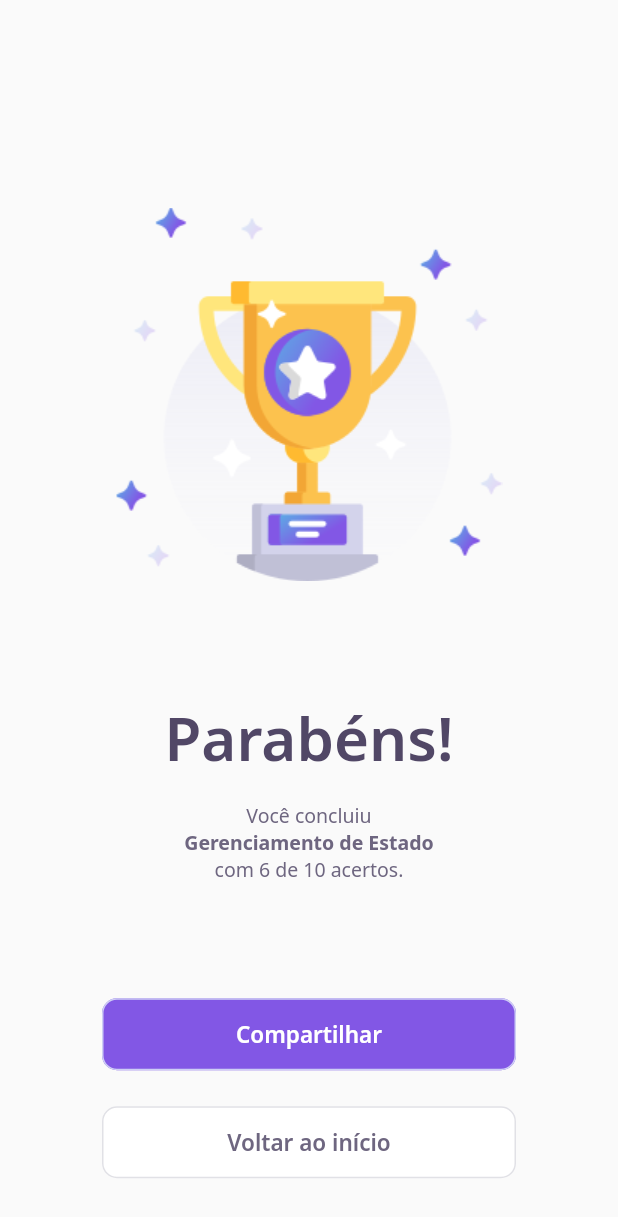
After one commit to Flaviohmm/DevQuiz-Flutter, a Flutter app: the ResultPage screen opened directly, on a phone screen of 412 x 824 dp. The commit adds this screen. Shown: the top 1217 px of the screen. Run offline on Flutter 3.47's test engine with Material 2 defaults, Android fonts, the phone set to English and light mode, and no system bars; our stand-ins replace google_fonts; accounts and stored records are empty; network calls fail.

Commit message:
NLW#5 - Add Trophy ao result_page

```diff
--- a/lib/challenge/challenge_page.dart
+++ b/lib/challenge/challenge_page.dart
@@ -2,6 +2,7 @@ import 'package:dev_quiz/challenge/challenge_controller.dart';
 import 'package:dev_quiz/challenge/widgets/next_button/next_button_widget.dart';
 import 'package:dev_quiz/challenge/widgets/question_indicator/question_indicator_widget.dart';
 import 'package:dev_quiz/challenge/widgets/quiz/quiz_widget.dart';
+import 'package:dev_quiz/result/result_page.dart';
 import 'package:dev_quiz/shared/models/question_model.dart';
 import 'package:flutter/material.dart';
 
@@ -91,7 +92,10 @@ class _ChallengePageState extends State<ChallengePage> {
                       child: NextButtonWidget.green(
                         label: "Confirmar",
                         onTap: () {
-                          Navigator.pop(context);
+                          Navigator.push(
+                            context,
+                            MaterialPageRoute(builder: (context) => ResultPage())
+                          );
                         }
                       )
                     )
--- a/lib/challenge/widgets/next_button/next_button_widget.dart
+++ b/lib/challenge/widgets/next_button/next_button_widget.dart
@@ -20,6 +20,13 @@ class NextButtonWidget extends StatelessWidget {
     this.backgroundColor = AppColors.darkGreen,
     this.fontColor = AppColors.white,
     this.borderColor = AppColors.green,
+    this.onTap = onTap,
+    this.label = label;
+
+  NextButtonWidget.purple({required String label, required VoidCallback onTap}) :
+    this.backgroundColor = AppColors.purple,
+    this.fontColor = AppColors.white,
+    this.borderColor = AppColors.levelButtonBorderFacil,
     this.onTap = onTap,
     this.label = label;
 
--- /dev/null
+++ b/lib/result/result_page.dart
@@ -0,0 +1,79 @@
+import 'package:dev_quiz/challenge/widgets/next_button/next_button_widget.dart';
+import 'package:dev_quiz/core/app_images.dart';
+import 'package:dev_quiz/core/app_text_styles.dart';
+import 'package:flutter/material.dart';
+
+class ResultPage extends StatelessWidget {
+  @override
+  Widget build(BuildContext context) {
+    return Scaffold(
+      body: Container(
+        width: double.maxFinite,
+        padding: EdgeInsets.only(top: 100),
+        child: Column(
+          mainAxisAlignment: MainAxisAlignment.spaceAround,
+          crossAxisAlignment: CrossAxisAlignment.center,
+          children: [
+            Image.asset(AppImages.trophy),
+            Column(
+              children: [
+                Text(
+                  "Parabéns!",
+                  style: AppTextStyles.heading40,
+                ),
+                SizedBox(height: 16),
+                Text.rich(
+                  TextSpan(
+                    text: "Você concluiu",
+                    style: AppTextStyles.body,
+                    children: [
+                      TextSpan(
+                        text: "\nGerenciamento de Estado",
+                        style: AppTextStyles.bodyBold
+                      ),
+                      TextSpan(
+                        text: "\ncom 6 de 10 acertos.",
+                        style: AppTextStyles.body
+                      )
+                    ]
+                  ),
+                  textAlign: TextAlign.center
+                ),
+              ],
+            ),
+            Column(
+              children: [
+                Row(
+                  children: [
+                    Expanded(
+                      child: Padding(
+                      padding: const EdgeInsets.symmetric(horizontal: 68),
+                      child: NextButtonWidget.purple(
+                        label: "Compartilhar", onTap: () {}),
+                    )),
+                  ],
+                ),
+                SizedBox(height: 24),
+                Row(
+                  children: [
+                    Expanded(
+                      child: Padding(
+                        padding: const EdgeInsets.symmetric(horizontal: 68),
+                        child: NextButtonWidget.white(
+                          label: "Voltar ao início",
+                          onTap: () {
+                            Navigator.pop(context);
+                          }
+                        ),
+                      )
+                    ),
+                  ],
+                )
+              ],
+            )
+          ],
+        ),
+      ),
+    );
+  }
+}
```
Also changed, not shown: assets/images/trophy.png.
